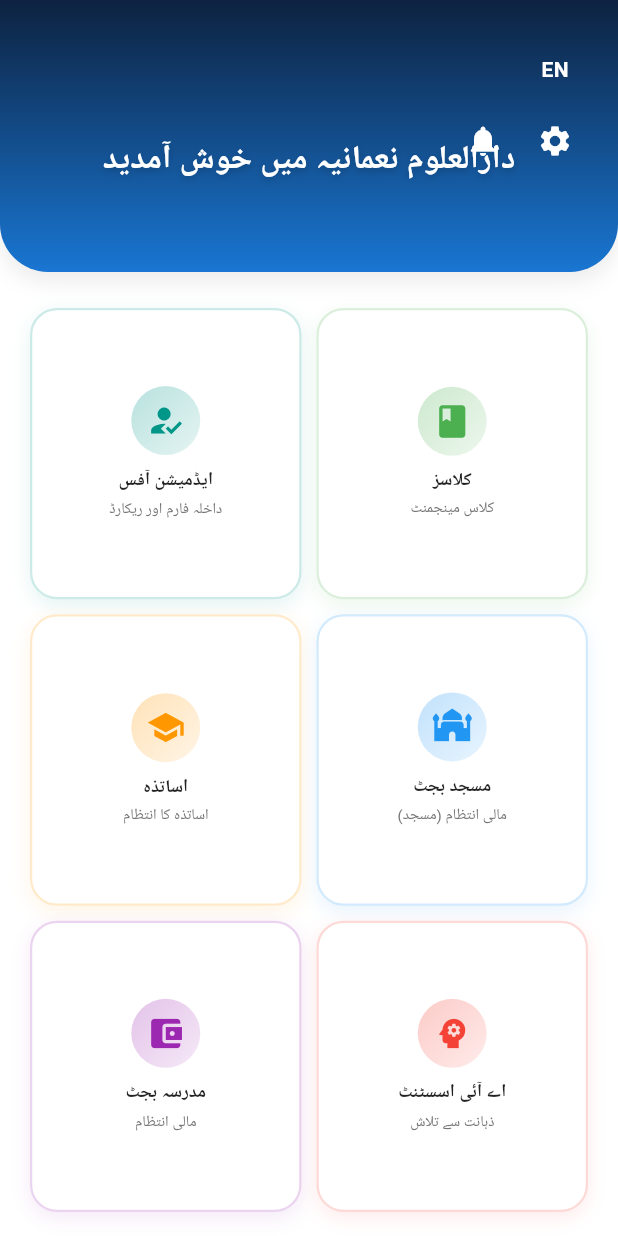
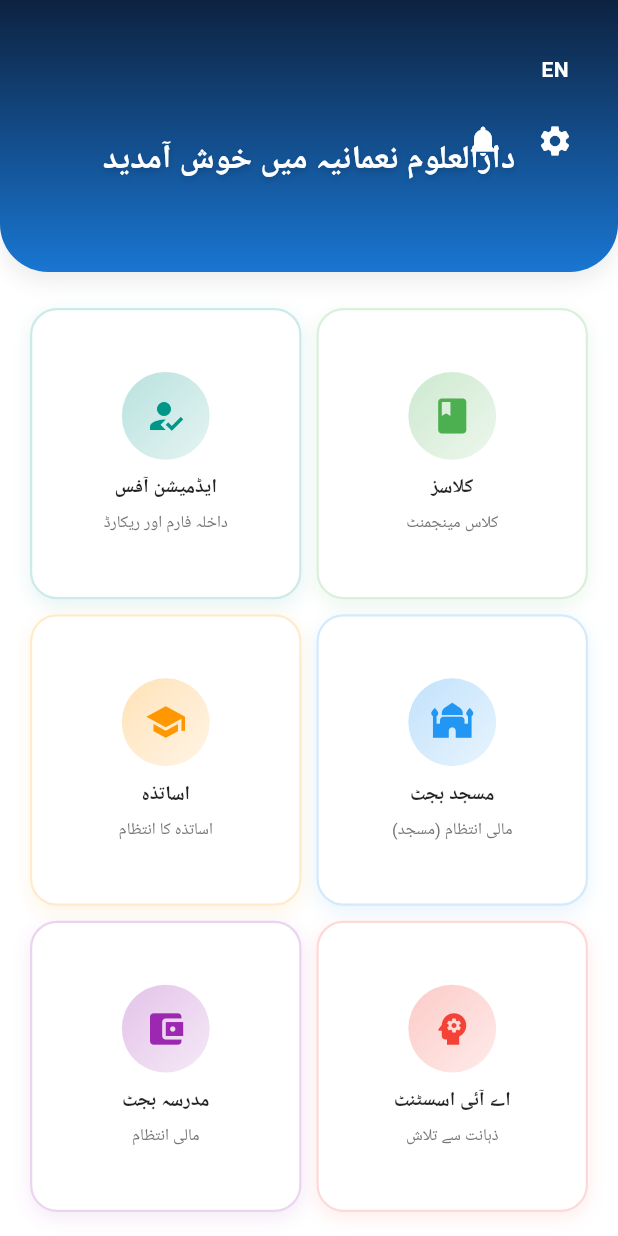
Before and after one commit to Ibrar540/naumaniya-new, a Flutter app: the HomeScreen screen opened by its route, on a phone screen of 412 x 824 dp. Run offline on Flutter 3.47's test engine with Material 3 defaults, Android fonts, the phone set to English and light mode, and no system bars; our stand-ins replace connectivity_plus, flutter_secure_storage, image_picker, open_file, pdf, printing and 3 more; missing offline and left inert: cloudinary_public, excel, postgres, string_similarity, workmanager; accounts and stored records are empty; statements that could not run were skipped.

Commit message:
Fix Android home card overflow using LayoutBuilder proportional sizing

```diff
--- a/lib/screens/home_screen.dart
+++ b/lib/screens/home_screen.dart
@@ -391,11 +391,16 @@ class _HomeScreenState extends State<HomeScreen> with WidgetsBindingObserver {
             BoxShadow(color: color.withOpacity(0.10), blurRadius: 10, offset: Offset(0, 4)),
           ],
         ),
-        child: Column(
+        child: LayoutBuilder(
+          builder: (context, constraints) {
+            final iconSize = (constraints.maxHeight * 0.28).clamp(18.0, 28.0);
+            final fontSize = (constraints.maxHeight * 0.11).clamp(9.0, 13.0);
+            final subFontSize = (constraints.maxHeight * 0.09).clamp(8.0, 11.0);
+            return Column(
               mainAxisAlignment: MainAxisAlignment.center,
               children: [
                 Container(
-              padding: const EdgeInsets.all(10),
+                  padding: EdgeInsets.all(constraints.maxHeight * 0.08),
                   decoration: BoxDecoration(
                     gradient: LinearGradient(
                       colors: [color.withOpacity(0.28), color.withOpacity(0.10)],
@@ -404,35 +409,33 @@ class _HomeScreenState extends State<HomeScreen> with WidgetsBindingObserver {
                     ),
                     shape: BoxShape.circle,
                   ),
-              child: Icon(m['icon'] as IconData, size: 26, color: color),
+                  child: Icon(m['icon'] as IconData, size: iconSize, color: color),
                 ),
-            const SizedBox(height: 8),
+                SizedBox(height: constraints.maxHeight * 0.05),
                 Padding(
                   padding: const EdgeInsets.symmetric(horizontal: 6),
                   child: Text(
                     m['title'] as String,
-                style: TextStyle(
-                  fontSize: 12,
-                  fontWeight: FontWeight.w700,
-                  color: Colors.black87,
-                ),
+                    style: TextStyle(fontSize: fontSize, fontWeight: FontWeight.w700, color: Colors.black87),
                     textAlign: TextAlign.center,
                     maxLines: 2,
                     overflow: TextOverflow.ellipsis,
                   ),
                 ),
-            const SizedBox(height: 3),
+                SizedBox(height: constraints.maxHeight * 0.03),
                 Padding(
                   padding: const EdgeInsets.symmetric(horizontal: 6),
                   child: Text(
                     m['subtitle'] as String,
-                style: TextStyle(fontSize: 10, color: Colors.grey[600]),
+                    style: TextStyle(fontSize: subFontSize, color: Colors.grey[600]),
                     textAlign: TextAlign.center,
                     maxLines: 1,
                     overflow: TextOverflow.ellipsis,
                   ),
                 ),
               ],
+            );
+          },
         ),
       ),
     );
```
Lines whose indentation alone changed are shown as unchanged.
